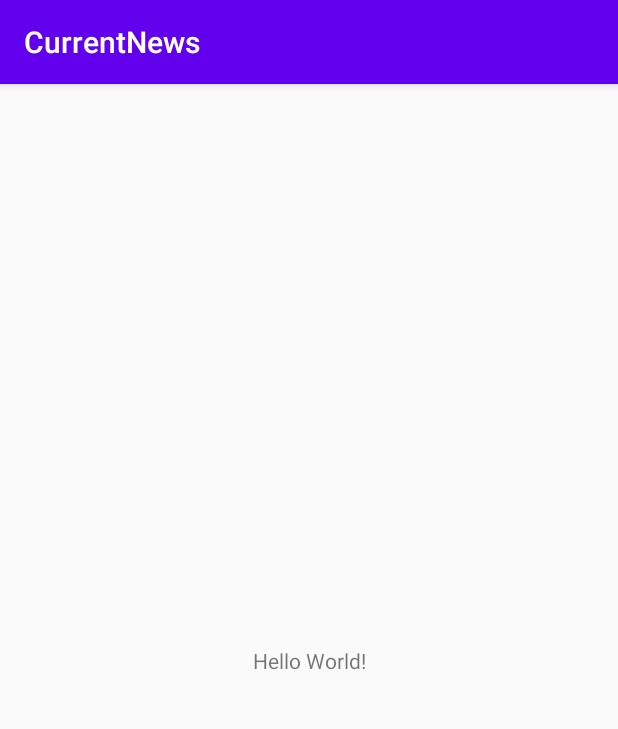
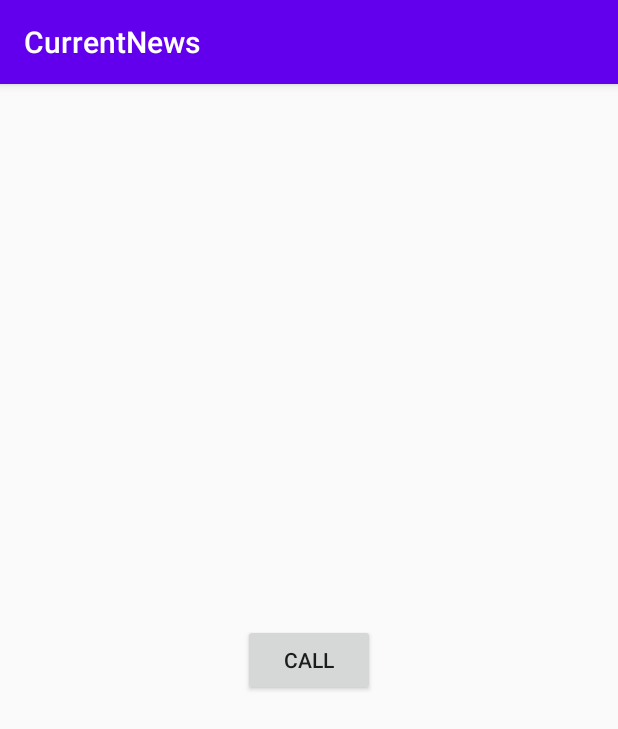
Before and after one commit to Osehi/CurrentNews, an Android app: the screen it shows after launch (MainActivity), on a phone screen of 412 x 824 dp. Shown: the top 729 px of the screen. Run offline under Robolectric (Android 15) with nearby library versions, the phone set to English and light mode, and no system bars.

Commit message:
viewModel-created

```diff
--- a/app/src/main/AndroidManifest.xml
+++ b/app/src/main/AndroidManifest.xml
@@ -1,6 +1,8 @@
 <?xml version="1.0" encoding="utf-8"?>
 <manifest xmlns:android="http://schemas.android.com/apk/res/android"
     package="com.polish.currentnews">
+
+    <uses-permission android:name="android.permission.INTERNET"/>
 
     <application
         android:allowBackup="true"
--- a/app/src/main/java/com/polish/currentnews/MainActivity.kt
+++ b/app/src/main/java/com/polish/currentnews/MainActivity.kt
@@ -2,11 +2,59 @@ package com.polish.currentnews
 
 import androidx.appcompat.app.AppCompatActivity
 import android.os.Bundle
+import android.util.Log
+import android.widget.Button
+import android.widget.Toast
+import androidx.lifecycle.Observer
+import androidx.lifecycle.ViewModelProvider
+import com.polish.currentnews.ui.CurrentNewsViewModel
+import com.polish.currentnews.utils.Result
 
 class MainActivity : AppCompatActivity() {
+
+    val TAG = "MAINACTIVITY"
+
+    lateinit var viewModel:CurrentNewsViewModel
+    lateinit var makeCall:Button
 
     override fun onCreate(savedInstanceState: Bundle?) {
         super.onCreate(savedInstanceState)
         setContentView(R.layout.activity_main)
+
+        makeCall = findViewById(R.id.callButtonId)
+        viewModel = ViewModelProvider(this).get(CurrentNewsViewModel::class.java)
+
+        makeCall.setOnClickListener {
+
+           viewModel.viewMyCurrentNEwsList()
+
+        }
+
+
+        viewModel.myNewsList.observe(this, Observer {
+
+            when(it){
+
+                is Result.Success -> {
+                    it.data?.let { myResponse ->
+                        val outcome = myResponse.body()?.articles
+                        Log.d(TAG, "these are my list: ${outcome}")
+                    }
+                }
+                is Result.Error -> {
+                    Toast.makeText(this, "${it.exception.message}", Toast.LENGTH_LONG).show()
+                }
+
+            }
+
+        })
+
+
     }
+
+
+
+
+
+
 }
--- a/app/src/main/java/com/polish/currentnews/data/network/NetworkRepository.kt
+++ b/app/src/main/java/com/polish/currentnews/data/network/NetworkRepository.kt
@@ -21,8 +21,10 @@ class NetworkRepository(): BaseRepository() {
         return withContext(Dispatchers.IO){
 
             try {
+                val output = everythingNewsAPI.fetchCurrentNewsAsync("nigeria", "publishedAt", "en")
+                Log.d(TAG, "show me the response:${output}")
+                Result.Success(output)
 
-                Result.Success(everythingNewsAPI.fetchCurrentNewsAsync("nigeria", "publishedAt", "en"))
 
             } catch (t:Throwable){
                 Log.d(TAG, t.message.toString())
--- /dev/null
+++ b/app/src/main/java/com/polish/currentnews/ui/CurrentNewsViewModel.kt
@@ -0,0 +1,41 @@
+package com.polish.currentnews.ui
+
+import androidx.lifecycle.LiveData
+import androidx.lifecycle.MutableLiveData
+import androidx.lifecycle.ViewModel
+import com.polish.currentnews.data.network.NetworkRepository
+import com.polish.currentnews.model.CurrentNews
+import com.polish.currentnews.utils.Result
+import kotlinx.coroutines.CoroutineScope
+import kotlinx.coroutines.Dispatchers
+import kotlinx.coroutines.Job
+import kotlinx.coroutines.launch
+import retrofit2.Response
+
+class CurrentNewsViewModel: ViewModel() {
+
+    private val repository = NetworkRepository()
+    private val job = Job()
+    private val viewModelScope = CoroutineScope(job + Dispatchers.Main)
+
+    private val _myNewsList = MutableLiveData<Result<Response<CurrentNews>>>()
+    val myNewsList: LiveData<Result<Response<CurrentNews>>>
+    get() = _myNewsList
+
+
+    fun viewMyCurrentNEwsList():LiveData<Result<Response<CurrentNews>>>{
+
+        viewModelScope.launch {
+            _myNewsList.value = repository.getAllNews()
+        }
+        return _myNewsList
+
+    }
+
+    override fun onCleared() {
+        super.onCleared()
+        job.cancel()
+    }
+
+
+}
--- a/app/src/main/res/layout/activity_main.xml
+++ b/app/src/main/res/layout/activity_main.xml
@@ -6,13 +6,14 @@
     android:layout_height="match_parent"
     tools:context=".MainActivity">
 
-    <TextView
+
+    <Button
+        android:id="@+id/callButtonId"
         android:layout_width="wrap_content"
         android:layout_height="wrap_content"
-        android:text="Hello World!"
+        android:text="call"
         app:layout_constraintBottom_toBottomOf="parent"
-        app:layout_constraintLeft_toLeftOf="parent"
-        app:layout_constraintRight_toRightOf="parent"
+        app:layout_constraintEnd_toEndOf="parent"
+        app:layout_constraintStart_toStartOf="parent"
         app:layout_constraintTop_toTopOf="parent" />
-
 </androidx.constraintlayout.widget.ConstraintLayout>
```
